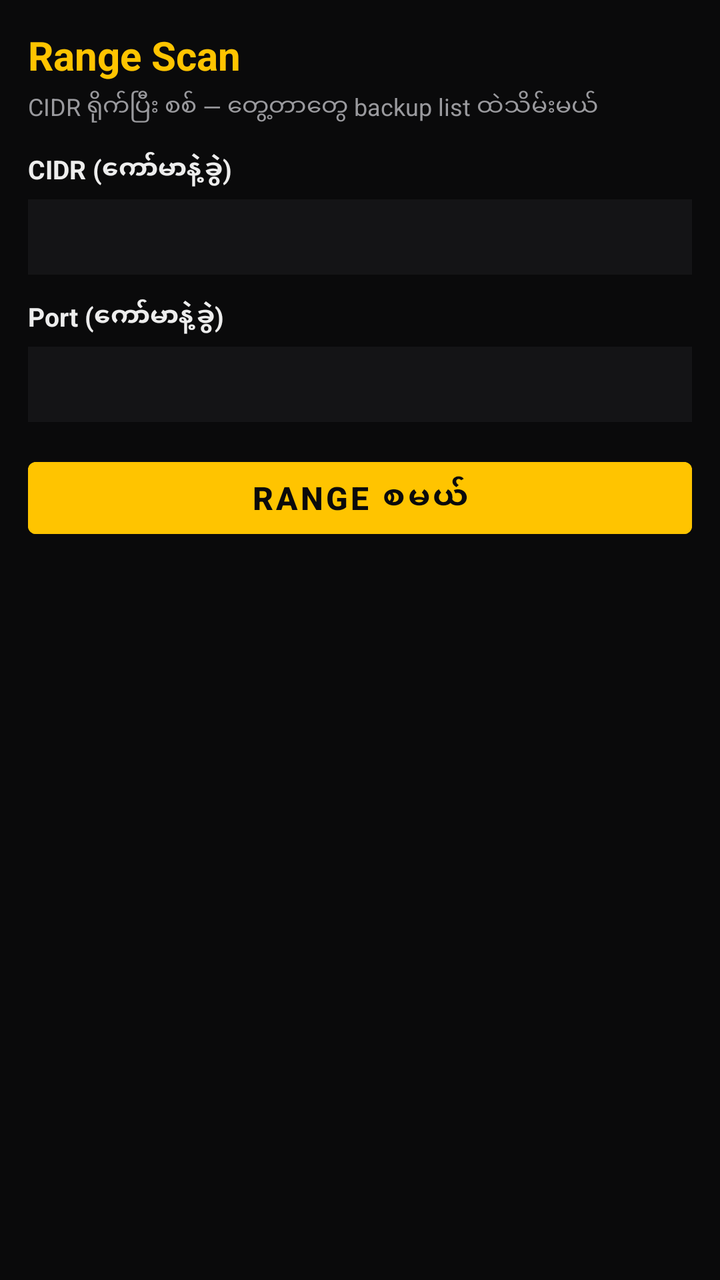
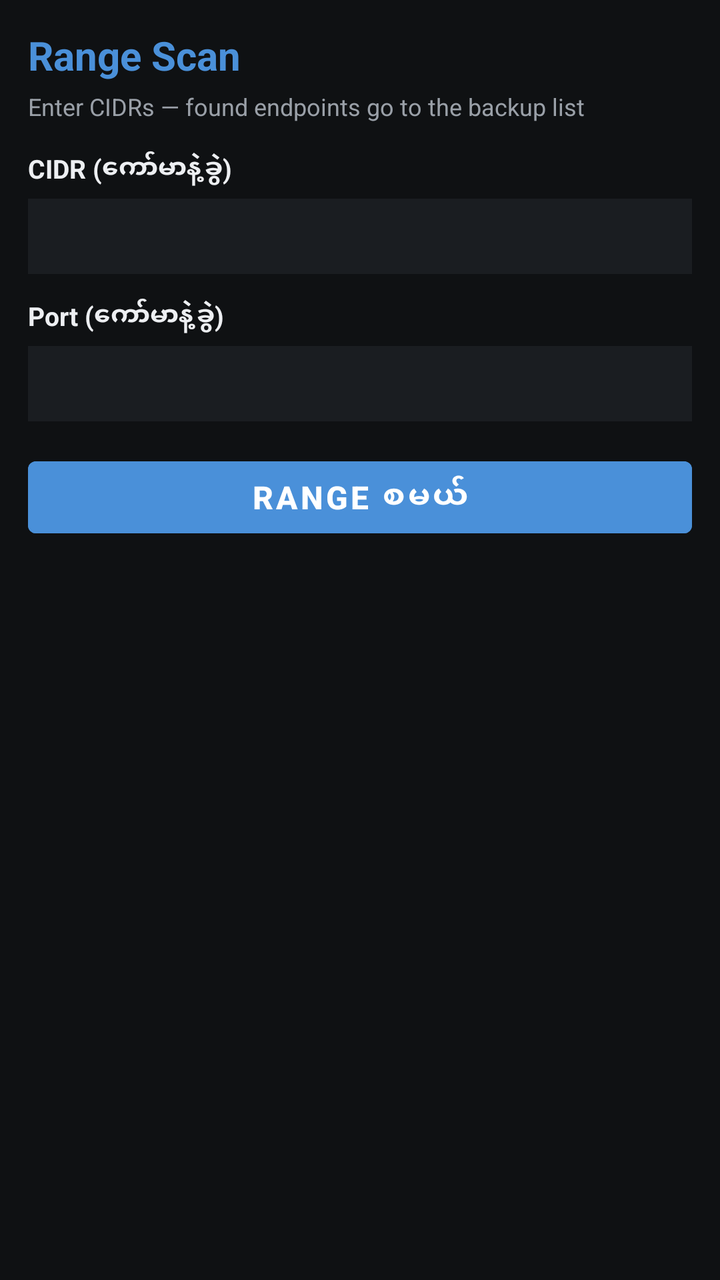

Screens rendered from an Android XML layout before and after an edit, with the pre-edit source and the edit as a unified diff.
<!-- AndroidManifest.xml: application theme Theme.WarpScanner -->
<!-- res/layout/fragment_range.xml -->
<?xml version="1.0" encoding="utf-8"?>
<ScrollView xmlns:android="http://schemas.android.com/apk/res/android"
    android:layout_width="match_parent"
    android:layout_height="match_parent"
    android:background="@color/bg"
    android:padding="14dp">

    <LinearLayout
        android:layout_width="match_parent"
        android:layout_height="wrap_content"
        android:orientation="vertical">

        <TextView
            android:layout_width="match_parent"
            android:layout_height="wrap_content"
            android:text="Range Scan"
            android:textColor="@color/yellow"
            android:textSize="20sp"
            android:textStyle="bold" />

        <TextView
            android:layout_width="match_parent"
            android:layout_height="wrap_content"
            android:layout_marginTop="4dp"
            android:text="CIDR ရိုက်ပြီး စစ် — တွေ့တာတွေ backup list ထဲသိမ်းမယ်"
            android:textColor="@color/gray"
            android:textSize="12sp" />

        <TextView
            android:layout_width="match_parent"
            android:layout_height="wrap_content"
            android:layout_marginTop="14dp"
            android:text="CIDR (ကော်မာနဲ့ခွဲ)"
            android:textColor="@color/text"
            android:textSize="13sp"
            android:textStyle="bold" />

        <EditText
            android:id="@+id/etCidrs"
            android:layout_width="match_parent"
            android:layout_height="wrap_content"
            android:layout_marginTop="6dp"
            android:background="@color/card"
            android:fontFamily="monospace"
            android:padding="10dp"
            android:textColor="@color/text"
            android:textSize="13sp" />

        <TextView
            android:layout_width="match_parent"
            android:layout_height="wrap_content"
            android:layout_marginTop="12dp"
            android:text="Port (ကော်မာနဲ့ခွဲ)"
            android:textColor="@color/text"
            android:textSize="13sp"
            android:textStyle="bold" />

        <EditText
            android:id="@+id/etPorts"
            android:layout_width="match_parent"
            android:layout_height="wrap_content"
            android:layout_marginTop="6dp"
            android:background="@color/card"
            android:fontFamily="monospace"
            android:inputType="text"
            android:padding="10dp"
            android:textColor="@color/text"
            android:textSize="13sp" />

        <Button
            android:id="@+id/btnRangeScan"
            android:layout_width="match_parent"
            android:layout_height="wrap_content"
            android:layout_marginTop="14dp"
            android:backgroundTint="@color/yellow"
            android:text="Range စမယ်"
            android:textColor="#0A0A0B"
            android:textSize="16sp"
            android:textStyle="bold" />

        <TextView
            android:id="@+id/tvRangeProgress"
            android:layout_width="match_parent"
            android:layout_height="wrap_content"
            android:layout_marginTop="10dp"
            android:text=""
            android:textColor="@color/gray"
            android:textSize="12sp" />
    </LinearLayout>
</ScrollView>
<!-- resources referenced by this layout -->
<resources>
  <color name="bg">#0A0A0B</color>
  <color name="card">#141416</color>
  <color name="gray">#9A9A9E</color>
  <color name="text">#EDEDED</color>
  <color name="yellow">#FFC400</color>
  <style name="Theme.WarpScanner" parent="Theme.MaterialComponents.DayNight.NoActionBar">
          <item name="colorPrimary">@color/yellow</item>
          <item name="colorOnPrimary">#0A0A0B</item>
          <item name="android:windowBackground">@color/bg</item>
          <item name="android:textColor">@color/text</item>
          <item name="bottomNavigationStyle">@style/Widget.WarpScanner.BottomNav</item>
      </style>
  <style name="Widget.WarpScanner.BottomNav" parent="Widget.MaterialComponents.BottomNavigationView.Colored">
          <item name="backgroundTint">@color/card</item>
          <item name="itemIconTint">@color/yellow</item>
          <item name="itemTextColor">@color/text</item>
      </style>
</resources>

<!-- the commit's change to res/layout/fragment_range.xml (unified diff, before → after) -->
@@ -14,7 +14,7 @@
             android:layout_width="match_parent"
             android:layout_height="wrap_content"
             android:text="Range Scan"
-            android:textColor="@color/yellow"
+            android:textColor="@color/accent"
             android:textSize="20sp"
             android:textStyle="bold" />
 
@@ -22,7 +22,7 @@
             android:layout_width="match_parent"
             android:layout_height="wrap_content"
             android:layout_marginTop="4dp"
-            android:text="CIDR ရိုက်ပြီး စစ် — တွေ့တာတွေ backup list ထဲသိမ်းမယ်"
+            android:text="Enter CIDRs — found endpoints go to the backup list"
             android:textColor="@color/gray"
             android:textSize="12sp" />
 
@@ -72,9 +72,9 @@
             android:layout_width="match_parent"
             android:layout_height="wrap_content"
             android:layout_marginTop="14dp"
-            android:backgroundTint="@color/yellow"
+            android:backgroundTint="@color/accent"
             android:text="Range စမယ်"
-            android:textColor="#0A0A0B"
+            android:textColor="#FFFFFF"
             android:textSize="16sp"
             android:textStyle="bold" />
 
<!-- resource entries referenced after the edit -->
@@ -1,20 +1,20 @@
 <!-- resources referenced by this layout -->
 <resources>
-  <color name="bg">#0A0A0B</color>
-  <color name="card">#141416</color>
-  <color name="gray">#9A9A9E</color>
-  <color name="text">#EDEDED</color>
-  <color name="yellow">#FFC400</color>
+  <color name="accent">#4A90D9</color>
+  <color name="bg">#0F1113</color>
+  <color name="card">#1A1D21</color>
+  <color name="gray">#9AA0A8</color>
+  <color name="text">#EDEFF2</color>
   <style name="Theme.WarpScanner" parent="Theme.MaterialComponents.DayNight.NoActionBar">
-          <item name="colorPrimary">@color/yellow</item>
-          <item name="colorOnPrimary">#0A0A0B</item>
+          <item name="colorPrimary">@color/accent</item>
+          <item name="colorOnPrimary">#FFFFFF</item>
           <item name="android:windowBackground">@color/bg</item>
           <item name="android:textColor">@color/text</item>
           <item name="bottomNavigationStyle">@style/Widget.WarpScanner.BottomNav</item>
       </style>
   <style name="Widget.WarpScanner.BottomNav" parent="Widget.MaterialComponents.BottomNavigationView.Colored">
           <item name="backgroundTint">@color/card</item>
-          <item name="itemIconTint">@color/yellow</item>
+          <item name="itemIconTint">@color/accent</item>
           <item name="itemTextColor">@color/text</item>
       </style>
 </resources>
